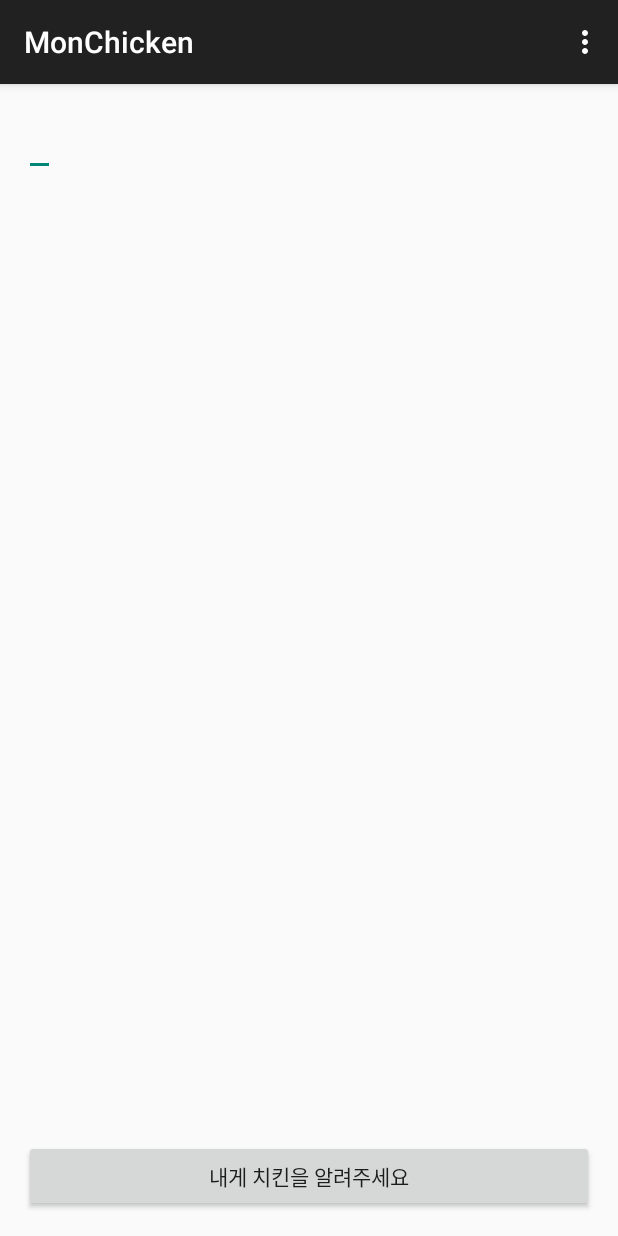
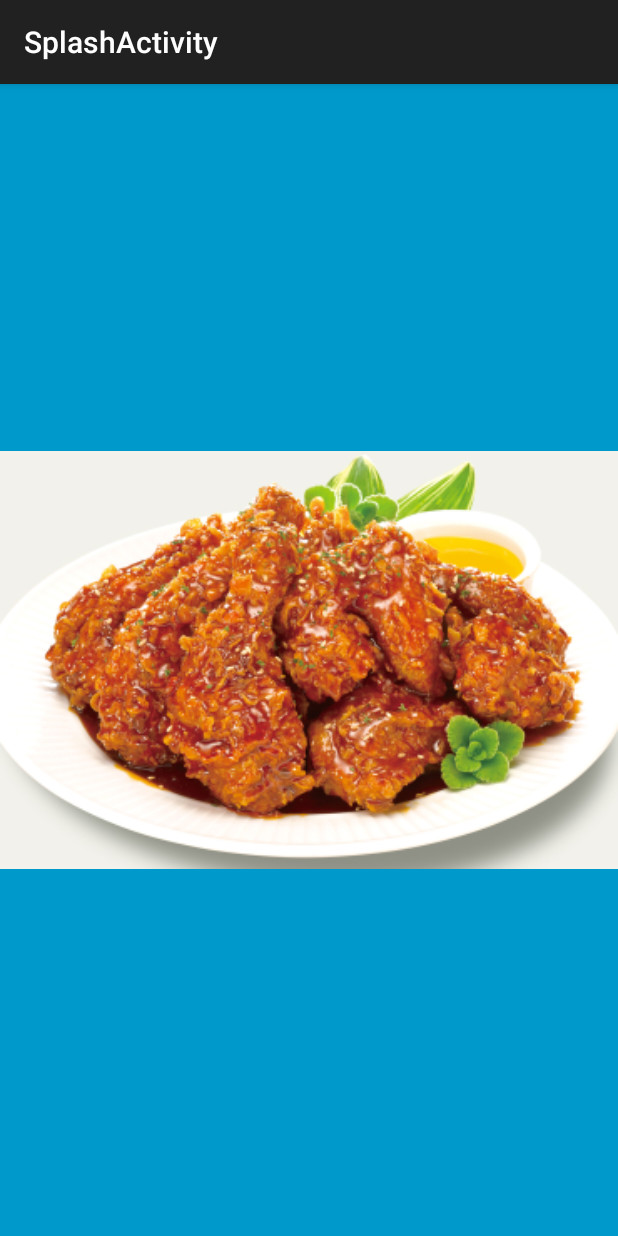
Before and after one commit to sonhayoung/randomgame, an Android app: the first screen one second after launch (MainActivity before the commit, SplashActivity after it), on a phone screen of 412 x 824 dp. Run offline under Robolectric (Android 15) with nearby library versions, the phone set to English and light mode, and no system bars.

Commit message:
#8 add splash

```diff
--- a/build.gradle
+++ b/build.gradle
@@ -5,7 +5,7 @@ buildscript {
         jcenter()
     }
     dependencies {
-        classpath 'com.android.tools.build:gradle:1.0.0'
+        classpath 'com.android.tools.build:gradle:1.5.0'
 
         // NOTE: Do not place your application dependencies here; they belong
         // in the individual module build.gradle files
--- a/mobile/build.gradle
+++ b/mobile/build.gradle
@@ -23,4 +23,5 @@ android {
 dependencies {
     compile fileTree(dir: 'libs', include: ['*.jar'])
     compile 'com.android.support:appcompat-v7:21.0.3'
+    compile 'com.android.support:support-v4:21.0.3'
 }
--- a/mobile/src/main/java/kr/hs/emirim/thsgkdud123/monchicken/ResultActivity.java
+++ b/mobile/src/main/java/kr/hs/emirim/thsgkdud123/monchicken/ResultActivity.java
@@ -1,5 +1,6 @@
 package kr.hs.emirim.thsgkdud123.monchicken;
 
+import android.app.Activity;
 import android.content.Intent;
 import android.os.Bundle;
 import android.support.v7.app.ActionBarActivity;
--- /dev/null
+++ b/mobile/src/main/java/kr/hs/emirim/thsgkdud123/monchicken/SplashActivity.java
@@ -0,0 +1,29 @@
+package kr.hs.emirim.thsgkdud123.monchicken;
+
+import android.content.Intent;
+import android.os.Handler;
+import android.support.v7.app.ActionBarActivity;
+import android.os.Bundle;
+
+
+public class SplashActivity extends ActionBarActivity {
+
+
+    @Override
+    protected void onCreate(Bundle savedInstanceState) {
+        super.onCreate(savedInstanceState);
+
+        setContentView(R.layout.activity_splash);
+
+        Handler handler=new Handler();
+        handler.postDelayed(new Runnable() {
+            @Override
+            public void run() {
+                Intent intent=new Intent(getApplicationContext(),MainActivity.class);
+                startActivity(intent);
+                finish();
+            }
+        },3000);
+    }
+
+}
--- /dev/null
+++ b/mobile/src/main/res/layout/activity_splash.xml
@@ -0,0 +1,23 @@
+<FrameLayout xmlns:android="http://schemas.android.com/apk/res/android"
+    xmlns:tools="http://schemas.android.com/tools"
+    android:layout_width="match_parent"
+    android:layout_height="match_parent"
+    android:background="#0099cc"
+    tools:context="kr.hs.emirim.thsgkdud123.monchicken.SplashActivity">
+
+    <!-- The primary full-screen view. This can be replaced with whatever view
+         is needed to present your content, e.g. VideoView, SurfaceView,
+         TextureView, etc. -->
+    <ImageView
+        android:id="@+id/fullscreen_content"
+        android:layout_width="match_parent"
+        android:layout_height="match_parent"
+        android:gravity="center"
+        android:keepScreenOn="true"
+        android:src="@drawable/winter"
+
+        android:adjustViewBounds="true"
+        android:layout_gravity="center" />
+
+
+</FrameLayout>
--- /dev/null
+++ b/mobile/src/main/res/values/colors.xml
@@ -0,0 +1,5 @@
+<resources>
+
+    <color name="black_overlay">#66000000</color>
+
+</resources>
--- a/mobile/src/main/res/values/strings.xml
+++ b/mobile/src/main/res/values/strings.xml
@@ -5,4 +5,8 @@
     <string name="hello_world">Hello world!</string>
     <string name="action_settings">Settings</string>
 
+    <string name="title_activity_splash">SplashActivity</string>
+    <string name="dummy_button">Dummy Button</string>
+    <string name="dummy_content">DUMMY\nCONTENT</string>
+
 </resources>
--- a/mobile/src/main/res/values/styles.xml
+++ b/mobile/src/main/res/values/styles.xml
@@ -5,4 +5,16 @@
         <!-- Customize your theme here. -->
     </style>
 
+    <style name="FullscreenTheme" parent="AppTheme">
+        <item name="android:actionBarStyle">@style/FullscreenActionBarStyle</item>
+        <item name="android:windowActionBarOverlay">true</item>
+        <item name="android:windowBackground">@null</item>
+        <item name="metaButtonBarStyle">?android:attr/buttonBarStyle</item>
+        <item name="metaButtonBarButtonStyle">?android:attr/buttonBarButtonStyle</item>
+    </style>
+
+    <style name="FullscreenActionBarStyle" parent="Widget.AppCompat.ActionBar">
+        <item name="android:background">@color/black_overlay</item>
+    </style>
+
 </resources>
```
Also changed, not shown: mobile/src/main/AndroidManifest.xml (+13 -10 lines), mobile/src/main/res/values/attrs.xml (added, +12 -0 lines), mobile/src/main/res/drawable-xxhdpi/winter.jpg (added), mobile/src/main/res/drawable/spring.jpg (added), 4 other files.
